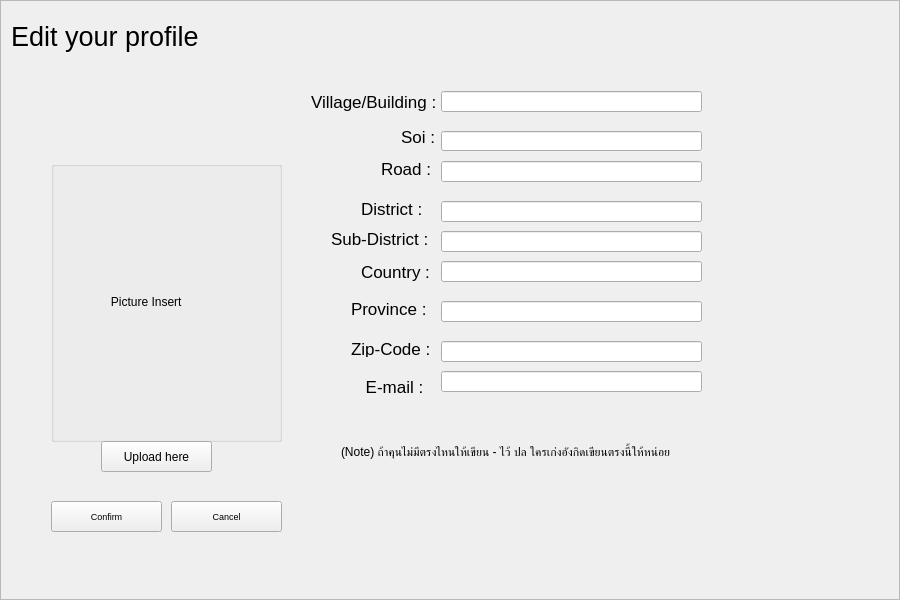
This is resources/UI/EditProfileStudent.ui in Poom1997/gman as Qt 5 draws it before an edit. The edited form follows.
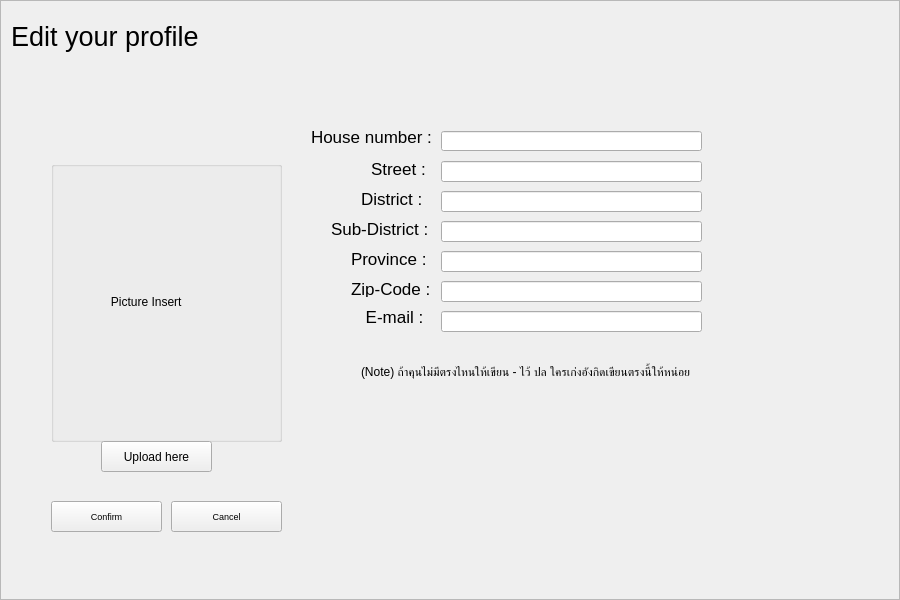
This is the edited form.

Commit message: แก้ให้แล้วนะ

```diff
--- a/resources/UI/EditProfileStudent.ui
+++ b/resources/UI/EditProfileStudent.ui
@@ -88,8 +88,8 @@
      <property name="geometry">
       <rect>
        <x>360</x>
-       <y>370</y>
-       <width>81</width>
+       <y>300</y>
+       <width>61</width>
        <height>31</height>
       </rect>
      </property>
@@ -102,24 +102,6 @@
       <string> E-mail :</string>
      </property>
     </widget>
-    <widget class="QLabel" name="label_12">
-     <property name="geometry">
-      <rect>
-       <x>310</x>
-       <y>90</y>
-       <width>141</width>
-       <height>21</height>
-      </rect>
-     </property>
-     <property name="font">
-      <font>
-       <pointsize>13</pointsize>
-      </font>
-     </property>
-     <property name="text">
-      <string>Village/Building :</string>
-     </property>
-    </widget>
     <widget class="QPushButton" name="confirmButton">
      <property name="geometry">
       <rect>
@@ -182,16 +164,6 @@
       <string>Upload here</string>
      </property>
     </widget>
-    <widget class="QLineEdit" name="lineEdit">
-     <property name="geometry">
-      <rect>
-       <x>440</x>
-       <y>90</y>
-       <width>261</width>
-       <height>21</height>
-      </rect>
-     </property>
-    </widget>
     <widget class="QLineEdit" name="lineEdit_2">
      <property name="geometry">
       <rect>
@@ -205,9 +177,9 @@
     <widget class="QLabel" name="label_3">
      <property name="geometry">
       <rect>
-       <x>400</x>
+       <x>310</x>
        <y>120</y>
-       <width>41</width>
+       <width>121</width>
        <height>31</height>
       </rect>
      </property>
@@ -217,15 +189,15 @@
       </font>
      </property>
      <property name="text">
-      <string>Soi :</string>
+      <string>House number :</string>
      </property>
     </widget>
     <widget class="QLabel" name="label_4">
      <property name="geometry">
       <rect>
-       <x>380</x>
+       <x>370</x>
        <y>160</y>
-       <width>51</width>
+       <width>61</width>
        <height>16</height>
       </rect>
      </property>
@@ -235,14 +207,14 @@
       </font>
      </property>
      <property name="text">
-      <string>Road :</string>
+      <string>Street :</string>
      </property>
     </widget>
     <widget class="QLabel" name="label_5">
      <property name="geometry">
       <rect>
        <x>350</x>
-       <y>300</y>
+       <y>250</y>
        <width>81</width>
        <height>16</height>
       </rect>
@@ -260,7 +232,7 @@
      <property name="geometry">
       <rect>
        <x>330</x>
-       <y>230</y>
+       <y>220</y>
        <width>101</width>
        <height>16</height>
       </rect>
@@ -278,7 +250,7 @@
      <property name="geometry">
       <rect>
        <x>360</x>
-       <y>200</y>
+       <y>190</y>
        <width>71</width>
        <height>16</height>
       </rect>
@@ -296,7 +268,7 @@
      <property name="geometry">
       <rect>
        <x>350</x>
-       <y>340</y>
+       <y>280</y>
        <width>81</width>
        <height>16</height>
       </rect>
@@ -310,24 +282,6 @@
       <string>Zip-Code :</string>
      </property>
     </widget>
-    <widget class="QLabel" name="label_10">
-     <property name="geometry">
-      <rect>
-       <x>360</x>
-       <y>260</y>
-       <width>71</width>
-       <height>21</height>
-      </rect>
-     </property>
-     <property name="font">
-      <font>
-       <pointsize>13</pointsize>
-      </font>
-     </property>
-     <property name="text">
-      <string>Country :</string>
-     </property>
-    </widget>
     <widget class="QLineEdit" name="lineEdit_3">
      <property name="geometry">
       <rect>
@@ -342,7 +296,7 @@
      <property name="geometry">
       <rect>
        <x>440</x>
-       <y>200</y>
+       <y>190</y>
        <width>261</width>
        <height>21</height>
       </rect>
@@ -352,17 +306,7 @@
      <property name="geometry">
       <rect>
        <x>440</x>
-       <y>230</y>
-       <width>261</width>
-       <height>21</height>
-      </rect>
-     </property>
-    </widget>
-    <widget class="QLineEdit" name="lineEdit_6">
-     <property name="geometry">
-      <rect>
-       <x>440</x>
-       <y>260</y>
+       <y>220</y>
        <width>261</width>
        <height>21</height>
       </rect>
@@ -372,7 +316,7 @@
      <property name="geometry">
       <rect>
        <x>440</x>
-       <y>300</y>
+       <y>250</y>
        <width>261</width>
        <height>21</height>
       </rect>
@@ -382,7 +326,7 @@
      <property name="geometry">
       <rect>
        <x>440</x>
-       <y>340</y>
+       <y>280</y>
        <width>261</width>
        <height>21</height>
       </rect>
@@ -392,7 +336,7 @@
      <property name="geometry">
       <rect>
        <x>440</x>
-       <y>370</y>
+       <y>310</y>
        <width>261</width>
        <height>21</height>
       </rect>
@@ -401,8 +345,8 @@
     <widget class="QLabel" name="label_11">
      <property name="geometry">
       <rect>
-       <x>340</x>
-       <y>430</y>
+       <x>360</x>
+       <y>350</y>
        <width>351</width>
        <height>41</height>
       </rect>
```
Left out of the diff: 4 changed lines with no effect on the pictures. The commit also changes 1 other file.
